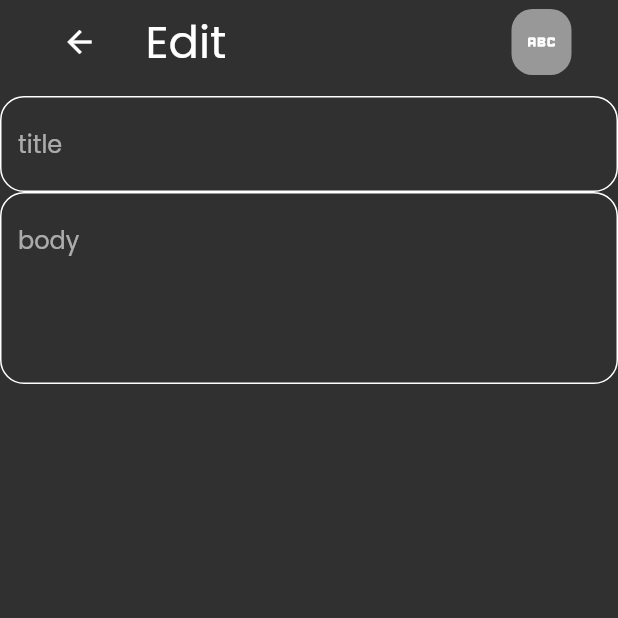
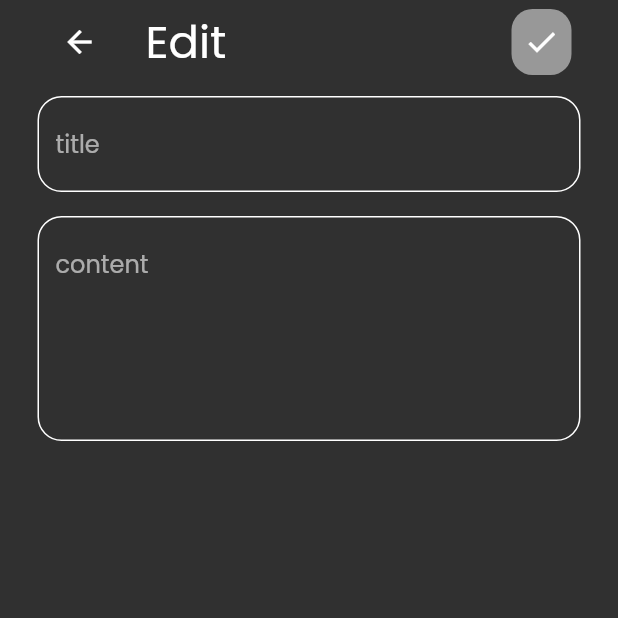
Before and after one commit to alimohammad88442/note_app, a Flutter app: the EditNoteView screen opened directly, on a phone screen of 412 x 824 dp, the top half of it. Run offline on Flutter 3.47's test engine with Material 2 defaults, Android fonts, the phone set to English and light mode, and no system bars.

Commit message:
finishing the ui

```diff
--- a/lib/customs_widgets/custom_button.dart
+++ b/lib/customs_widgets/custom_button.dart
@@ -2,7 +2,7 @@ import 'package:flutter/material.dart';
 import 'package:notsapp/constantes.dart';
 
 class CustomButton extends StatelessWidget {
-  const CustomButton({super.key});
+  const CustomButton({super.key, });
 
   @override
   Widget build(BuildContext context) {
@@ -13,7 +13,7 @@ class CustomButton extends StatelessWidget {
       ),
       width: MediaQuery.of(context).size.width,
       height: 50,
-      child:const Center(child: Text('add'),)
+      child: const Center(child: Text('add'),)
     );
   }
 }
--- a/lib/customs_widgets/edit_note_view_body.dart
+++ b/lib/customs_widgets/edit_note_view_body.dart
@@ -9,8 +9,8 @@ class EditNoteViewBody extends StatelessWidget {
     return const Column(
       children: [
         CustomTextField(text: 'title' , height: 1,),
-        CustomTextField(text: 'body' , height: 4,)
-
+        SizedBox(height: 16),
+        CustomTextField(text: 'content' , height: 5,),
       ],
     ) ;
   }
--- a/lib/customs_widgets/note_item.dart
+++ b/lib/customs_widgets/note_item.dart
@@ -1,4 +1,5 @@
 import 'package:flutter/material.dart';
+import 'package:notsapp/views/edit_note_view.dart';
 
 class NoteItem extends StatelessWidget {
   const NoteItem({super.key});
@@ -7,6 +8,10 @@ class NoteItem extends StatelessWidget {
   Widget build(BuildContext context) {
     return Padding(
       padding: const EdgeInsets.symmetric(horizontal: 25, vertical: 10),
+      child: GestureDetector(
+        onTap: () {
+          Navigator.pushReplacementNamed(context, EditNoteView.id);
+        },
         child: Container(
           padding: const EdgeInsets.symmetric(horizontal: 20, vertical: 20),
           decoration: BoxDecoration(
@@ -46,6 +51,7 @@ class NoteItem extends StatelessWidget {
             ],
           ),
         ),
+      ),
     );
   }
 }
--- a/lib/main.dart
+++ b/lib/main.dart
@@ -1,4 +1,5 @@
 import 'package:flutter/material.dart';
+import 'package:notsapp/views/edit_note_view.dart';
 import 'package:notsapp/views/notes_view.dart';
 
 void main() {
@@ -17,7 +18,8 @@ class NoteApp extends StatelessWidget {
         fontFamily: 'Poppins',
       ),
       routes: {
-        NotesView.id: (context) => NotesView(),
+        NotesView.id: (context) =>const NotesView(),
+        EditNoteView.id:(context) => const EditNoteView(),
       },
       initialRoute: NotesView.id,
     );
--- a/lib/views/edit_note_view.dart
+++ b/lib/views/edit_note_view.dart
@@ -5,12 +5,18 @@ import '../customs_widgets/edit_note_view_body.dart';
 
 class EditNoteView extends StatelessWidget {
   const EditNoteView({super.key});
-
+  static String id = 'EditPage';
   @override
   Widget build(BuildContext context) {
     return const Scaffold(
-      appBar: CustomAppBar(appBartext: 'Edit', appbaricon:Icon(Icons.abc),),
-      body: EditNoteViewBody() ,
+      appBar: CustomAppBar(
+        appBartext: 'Edit',
+        appbaricon: Icon(Icons.check),
+      ),
+      body: Padding(
+        padding: EdgeInsets.symmetric(horizontal: 25),
+        child: EditNoteViewBody(),
+      ),
     );
   }
 }
```
Also changed, not shown: lib/customs_widgets/notes_list_view.dart (line endings or trailing spaces). Lines whose indentation alone changed are shown as unchanged.
